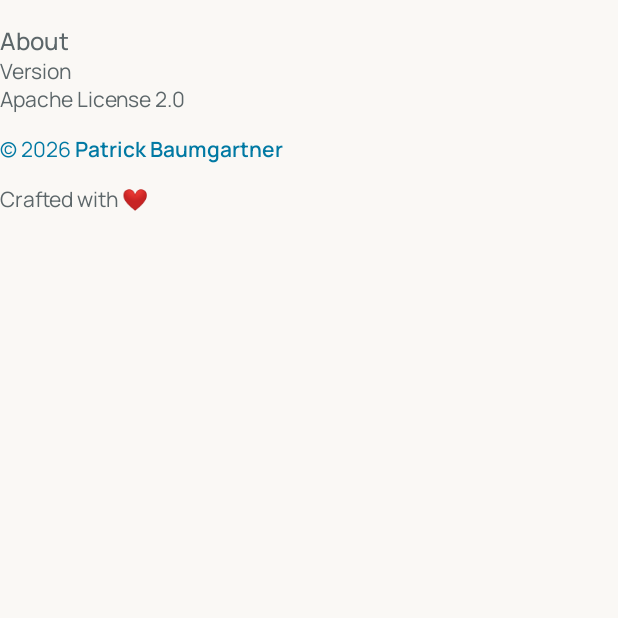
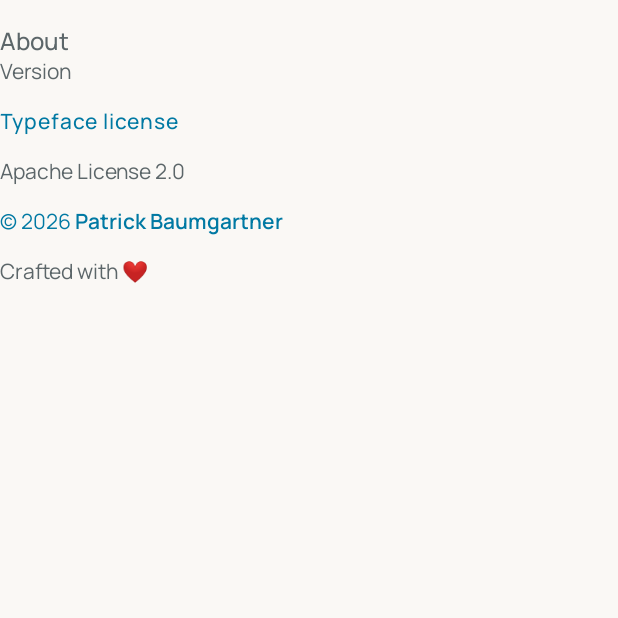
Before and after one commit to patbaumgartner/dice-roller-android, an Android app built with Jetpack Compose: the composable AuthorNote shown on its own in the app's theme, on a phone screen of 412 x 824 dp, the top half of it. Run offline under Robolectric (Android 15) with nearby library versions, the phone set to English and light mode, and no system bars.

Commit message:
fix: move typeface license into About (#19)
Signed-off-by: Patrick Baumgartner <contact@patbaumgartner.com>

```diff
--- a/app/src/main/kotlin/com/patbaumgartner/android/diceroller/ui/AuthorNote.kt
+++ b/app/src/main/kotlin/com/patbaumgartner/android/diceroller/ui/AuthorNote.kt
@@ -20,7 +20,7 @@ import com.patbaumgartner.android.diceroller.R
 import com.patbaumgartner.android.diceroller.ui.theme.DiceRollerTheme
 
 @Composable
-internal fun AuthorNote() {
+internal fun AuthorNote(onShowTypefaceLicense: () -> Unit) {
     val uriHandler = LocalUriHandler.current
     val authorUrl = stringResource(R.string.about_author_url)
     val authorName = stringResource(R.string.about_author_name)
@@ -43,6 +43,9 @@ internal fun AuthorNote() {
             style = MaterialTheme.typography.bodyMedium,
             color = MaterialTheme.colorScheme.onSurfaceVariant,
         )
+        TextButton(onClick = onShowTypefaceLicense, contentPadding = PaddingValues(0.dp)) {
+            Text(stringResource(R.string.settings_open_source_licenses), color = DiceRollerTheme.accents.brand)
+        }
         Text(
             text = stringResource(R.string.about_app_license),
             style = MaterialTheme.typography.bodyMedium,
```
Also changed, not shown: app/src/main/kotlin/com/patbaumgartner/android/diceroller/ui/screens/SettingsScreen.kt (+1 -8 lines).
